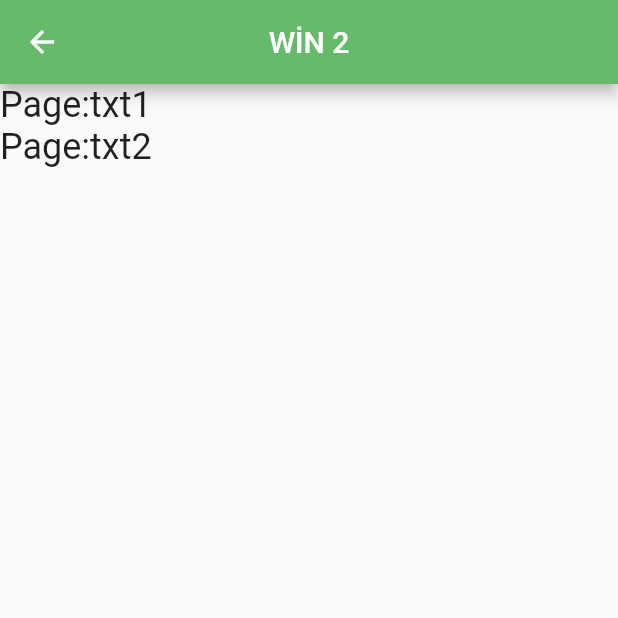
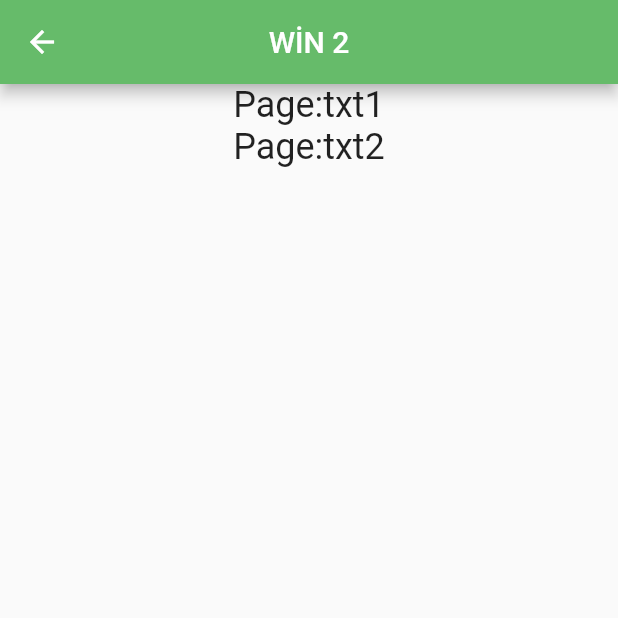
Before and after one commit to Fliyn/Flutter_Learnin_2, a Flutter app: the NewScreen screen opened directly, on a phone screen of 412 x 824 dp, the top half of it. Run offline on Flutter 3.47's test engine with Material 2 defaults, Android fonts, the light colour scheme and no system bars.

Commit message:
page2 update
text alignment

```diff
--- a/lib/main.dart
+++ b/lib/main.dart
@@ -88,8 +88,10 @@
             return Scaffold(
               appBar: AppBar(title: const Text('WİN 2'),centerTitle: true,backgroundColor: Colors.green[400],),
               body: Column(
+                mainAxisAlignment: MainAxisAlignment.start,
                 children: [
                   Row(
+                    mainAxisAlignment: MainAxisAlignment.center,
                     children: [
                       const Center(
                         child: Text('Page:txt1', style: TextStyle(fontSize: 24.0),
@@ -99,6 +101,7 @@
                   ),
 
                   Row(
+                    mainAxisAlignment: MainAxisAlignment.center,
                     children: [
                       const Center(
                         child: Text('Page:txt2', style: TextStyle(fontSize: 24.0),
```
